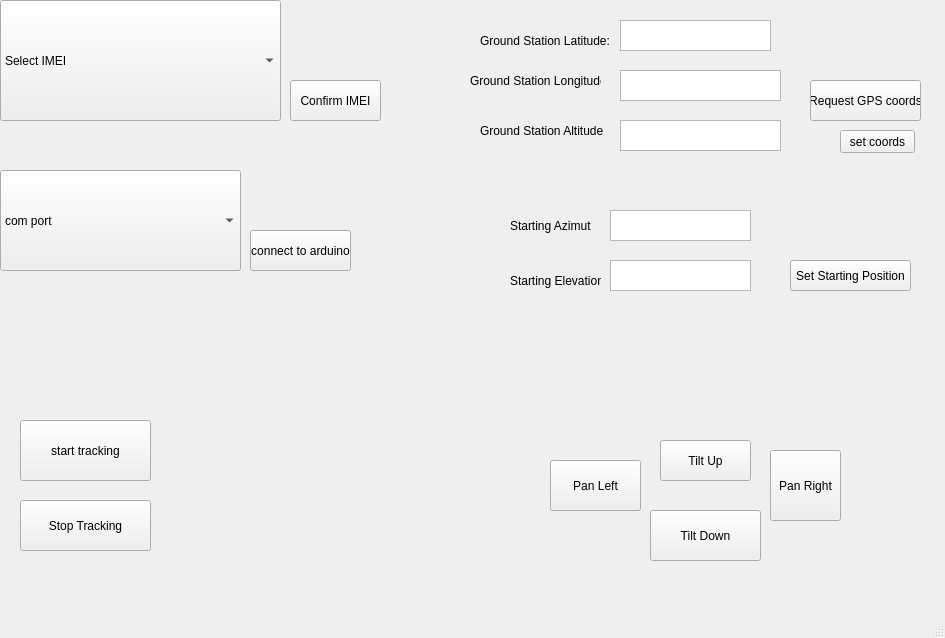
This is QtDesignerUI.ui in mathias314/Ground-Station-Tracker as Qt 5 draws it before an edit. The edited form follows.
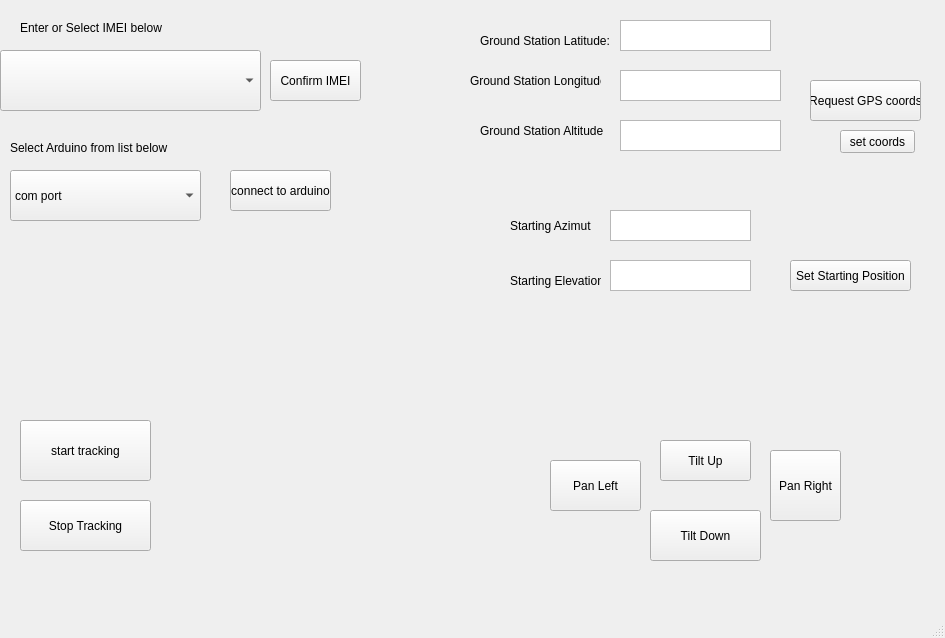
This is the edited form.

Commit message: adding completer to IMEI combobox

```diff
--- a/QtDesignerUI.ui
+++ b/QtDesignerUI.ui
@@ -70,24 +70,19 @@
     <property name="geometry">
      <rect>
       <x>0</x>
-      <y>0</y>
-      <width>281</width>
-      <height>121</height>
+      <y>50</y>
+      <width>261</width>
+      <height>61</height>
      </rect>
     </property>
-    <item>
-     <property name="text">
-      <string>Select IMEI</string>
-     </property>
-    </item>
    </widget>
    <widget class="QComboBox" name="COMPortComboBox">
     <property name="geometry">
      <rect>
-      <x>0</x>
+      <x>10</x>
       <y>170</y>
-      <width>241</width>
-      <height>101</height>
+      <width>191</width>
+      <height>51</height>
      </rect>
     </property>
     <item>
@@ -112,8 +107,8 @@
    <widget class="QPushButton" name="connectToArduinoButton">
     <property name="geometry">
      <rect>
-      <x>250</x>
-      <y>230</y>
+      <x>230</x>
+      <y>170</y>
       <width>101</width>
       <height>41</height>
      </rect>
@@ -292,8 +287,8 @@
    <widget class="QPushButton" name="confirmIMEIButton">
     <property name="geometry">
      <rect>
-      <x>290</x>
-      <y>80</y>
+      <x>270</x>
+      <y>60</y>
       <width>91</width>
       <height>41</height>
      </rect>
@@ -302,6 +297,32 @@
      <string>Confirm IMEI</string>
     </property>
    </widget>
+   <widget class="QLabel" name="label_6">
+    <property name="geometry">
+     <rect>
+      <x>20</x>
+      <y>20</y>
+      <width>221</width>
+      <height>16</height>
+     </rect>
+    </property>
+    <property name="text">
+     <string>Enter or Select IMEI below</string>
+    </property>
+   </widget>
+   <widget class="QLabel" name="label_7">
+    <property name="geometry">
+     <rect>
+      <x>10</x>
+      <y>140</y>
+      <width>161</width>
+      <height>16</height>
+     </rect>
+    </property>
+    <property name="text">
+     <string>Select Arduino from list below</string>
+    </property>
+   </widget>
   </widget>
   <widget class="QMenuBar" name="menubar">
    <property name="geometry">
```
The commit also changes 3 other files.
